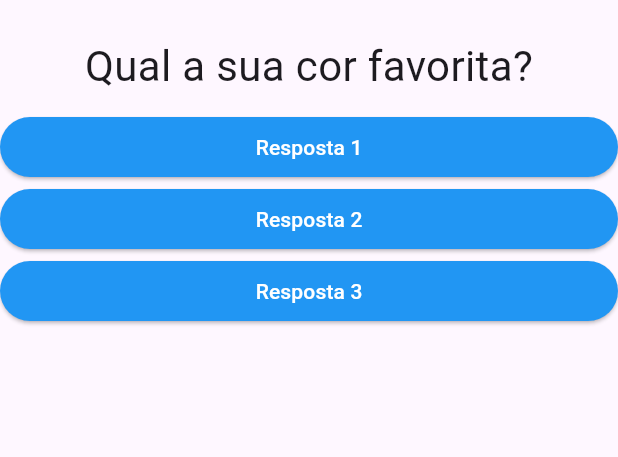
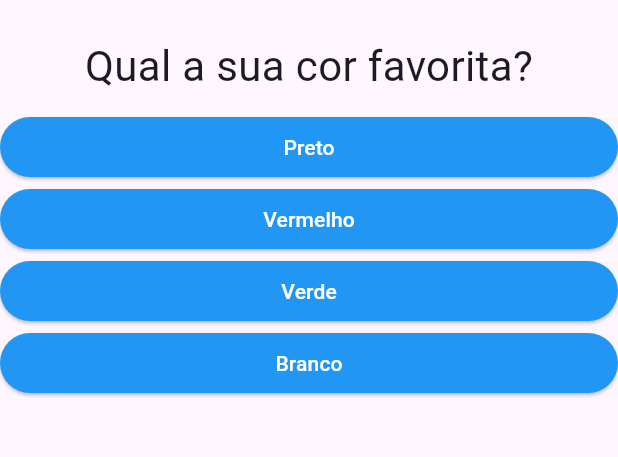
Before and after one commit to elias-ssouza/perguntas, a Flutter app: the screen it shows after launch, on a phone screen of 412 x 824 dp, the part 63-520 px from its top. Run offline on Flutter 3.47's test engine with Material 3 defaults, Android fonts, the phone set to English and light mode, and no system bars.

```diff
--- a/lib/main.dart
+++ b/lib/main.dart
@@ -17,31 +17,35 @@ class _PerguntaAPPState extends State<PerguntaAPP>{
     final perguntas = [
       {
       'texto': 'Qual a sua cor favorita?',
-      'repostas':['Preto','Vermelho','Verde','Branco']
+      'respostas':['Preto','Vermelho','Verde','Branco']
       },
       {
       'texto': 'Qual é o seu animal favorito?',
-      'repostas':['Coelho','Cobra','Elefante','Leão']
+      'respostas':['Coelho','Cobra','Elefante','Leão']
       },
       {
         'texto': 'Qual é o seu instrutor favorito?',
-        'repostas': ['Maria','João','Léo','Pedro']
+        'respostas': ['Maria','João','Léo','Pedro']
       }
     ];
+
+    List<String> respostas = perguntas[_perguntaSelecionada].cast()['respostas'];
+
+    /*for (String textoResp in respostas) {
+      widgets.add(Resposta(textoResp, _responder));
+    }*/
 
     return MaterialApp(
       home: Scaffold(
         appBar: AppBar(
-          title: const Text('Perguntas',
-          textAlign: TextAlign.center),
+          title: const Text('Perguntas'),
           ),
         body: Column(
           children: <Widget>[
             Questao(perguntas[_perguntaSelecionada] ['texto'].toString()),
-            Resposta('Resposta 1',_responder),
-            Resposta('Resposta 2',_responder),
-            Resposta('Resposta 3',_responder),
-          ],)
+            ...respostas.map((t) => Resposta(t, _responder)).toList(),
+          ],
+        ),
       ),
     );
   }
```
